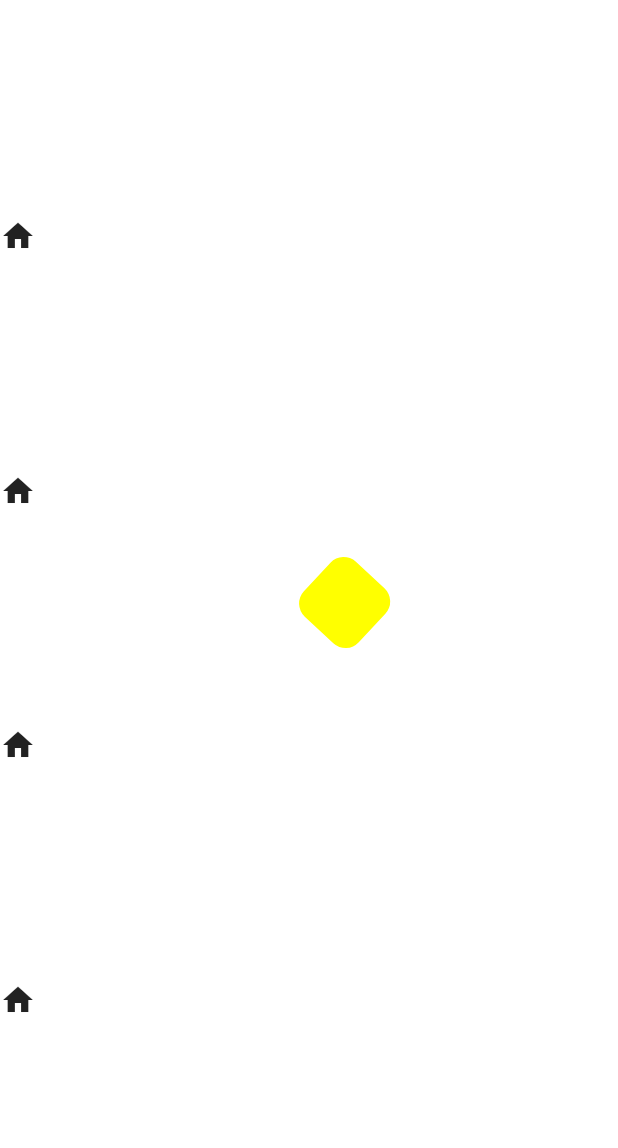
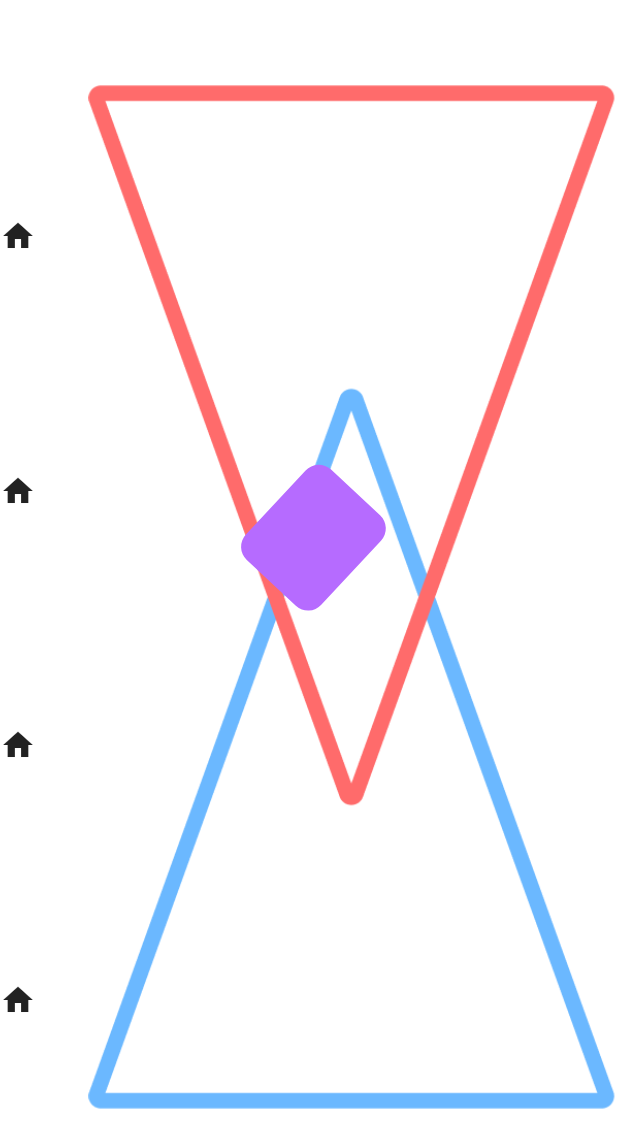
Before and after one commit to G4BR13L-me/timer_app, a Flutter app: the screen it shows after launch, on a phone screen of 412 x 824 dp. Shown: the top 1148 px of the screen. Run offline on Flutter 3.47's test engine with Material 2 defaults, Android fonts, the phone set to English and light mode, and no system bars; our stand-ins replace audio_service, flutter_tts, stop_watch_timer; missing offline and left inert: android_alarm_manager; statements that could not run were skipped.

Commit message:
Palette add

```diff
--- a/speaker_timer/lib/screen/background/background.dart
+++ b/speaker_timer/lib/screen/background/background.dart
@@ -1,3 +1,6 @@
+import 'dart:async';
+import 'dart:ui' as ui;
+
 import 'package:flutter/material.dart';
 import 'package:provider/provider.dart';
 import 'package:speaker_timer/controller/status.dart';
@@ -8,21 +11,21 @@ import 'package:speaker_timer/screen/background/widgets/wave.dart';
 import 'dart:math' as math;
 
 class Background extends StatefulWidget {
-
   final int duration = 20;
 
   @override
   _BackgroundState createState() => _BackgroundState();
 }
 
-class _BackgroundState extends State<Background> with SingleTickerProviderStateMixin{
-
+class _BackgroundState extends State<Background>
+    with SingleTickerProviderStateMixin {
   AnimationController controller;
 
   @override
   void initState() {
     super.initState();
-    controller = AnimationController(vsync: this, duration: Duration(seconds: widget.duration));
+    controller = AnimationController(
+        vsync: this, duration: Duration(seconds: widget.duration));
     controller.forward();
   }
 
@@ -35,6 +38,15 @@ class _BackgroundState extends State<Background> with SingleTickerProviderStateM
   @override
   Widget build(BuildContext context) {
     final size = MediaQuery.of(context).size;
+
+    Image img = Image.asset(
+      MediaQuery.of(context).orientation == Orientation.landscape
+          ? 'assets/hourglass_Landscape.png'
+          : 'assets/hourglass.png',
+      width: 2.0 / 3.0 * size.width,
+      height: size.height * 0.8,
+    );
+
     return SafeArea(
       child: Container(
           color: Colors.white,
@@ -43,27 +55,29 @@ class _BackgroundState extends State<Background> with SingleTickerProviderStateM
           child: Stack(
             children: <Widget>[
               CustomAppBar(),
-            Sand(controller: controller, bottom: true,),
+              //Sand(controller: controller, bottom: false,),
               /*Transform.rotate(
                 angle: math.pi,
                 child: Sand(),
               ),*/
-            /*Container(
-              height: 11.0/12.0*size.height,
+              Container(
+                height: 11.0 / 12.0 * size.height,
                 width: size.width,
-              margin: EdgeInsets.only(left: 50),
-              child: Image.asset('assets/hourglass.png',fit: BoxFit.fill),
-            ),*/
+                margin: EdgeInsets.only(
+                    left: size.width / 7.0, top: 10, bottom: 10, right: 1),
+                child: img,
+              ),
               AnimatedOpacity(
-            opacity: Provider.of<PlayStatus>(context).isPlaying ? 1.0 : 0.0,
+                  opacity:
+                      Provider.of<PlayStatus>(context).isPlaying ? 1.0 : 0.0,
                   duration: Duration(seconds: 1),
                   child: Wave(size: Size(size.width, 50))),
-            Center(child: Crystal()),
-
-
+              Transform.translate(
+                child: Crystal(img.width, img.height),
+                offset: Offset(img.width/2.0, img.height/2.0),
+              ),
             ],
-        )
-      ),
+          )),
     );
   }
 }
--- a/speaker_timer/lib/screen/background/widgets/crystal.dart
+++ b/speaker_timer/lib/screen/background/widgets/crystal.dart
@@ -2,15 +2,19 @@ import 'package:flutter/material.dart';
 import 'dart:math' as math;
 
 class Crystal extends StatelessWidget {
+  Crystal(this.width,this.height);
+  final double width;
+  final double height;
+
   @override
   Widget build(BuildContext context) {
     return Transform.rotate(
       angle: 0.75,
-      origin: Offset(25, 25),
+      origin: Offset(width/8.0, height/16.0),
       child: Container(
-        width: 50,
-        height: 50,
-        decoration: BoxDecoration(borderRadius: BorderRadius.circular(12.0),color: Colors.yellowAccent),
+        width: width/4.0,
+        height: height/8.0,
+        decoration: BoxDecoration(borderRadius: BorderRadius.circular(12.0),color: Color(0xFFB66BFF)),
       ),
     );
   }
--- a/speaker_timer/lib/screen/background/widgets/sand.dart
+++ b/speaker_timer/lib/screen/background/widgets/sand.dart
@@ -11,7 +11,7 @@ class Sand extends StatelessWidget {
   Widget build(BuildContext context) {
     double totalSum = sum(1.25, 25, 1.25);
     double interval = 1.0/totalSum;
-    int index = bottom ? totalSum.round() : 0.0;
+    int index = bottom ? totalSum.round() : 0;
 
     return Column(
       mainAxisAlignment: MainAxisAlignment.end,
@@ -23,7 +23,7 @@ class Sand extends StatelessWidget {
             children: <Widget>[
               // controls the width of the triangle
               for (var j = 0; j < i*1.25; j++)
-                _sand(context, bottom ? interval*(--index) : interval*(++index),interval, totalSum)
+                _sand(context, bottom ? interval*index-- : interval*(++index),interval, totalSum)
             ],
           ),
       ],
@@ -51,7 +51,7 @@ class Sand extends StatelessWidget {
         child: Container(
           height: 10,
           width: 10,
-          decoration: BoxDecoration(shape: BoxShape.circle,color: Colors.amber),
+          decoration: BoxDecoration(shape: BoxShape.circle,color: Color(0xFFB66BFF)),
         ),
         opacity: animation,
     );
```
Also changed, not shown: speaker_timer/lib/main.dart (+13 -6 lines), speaker_timer/assets/hourglass_Landscape.png (added). Lines whose indentation alone changed are shown as unchanged.
